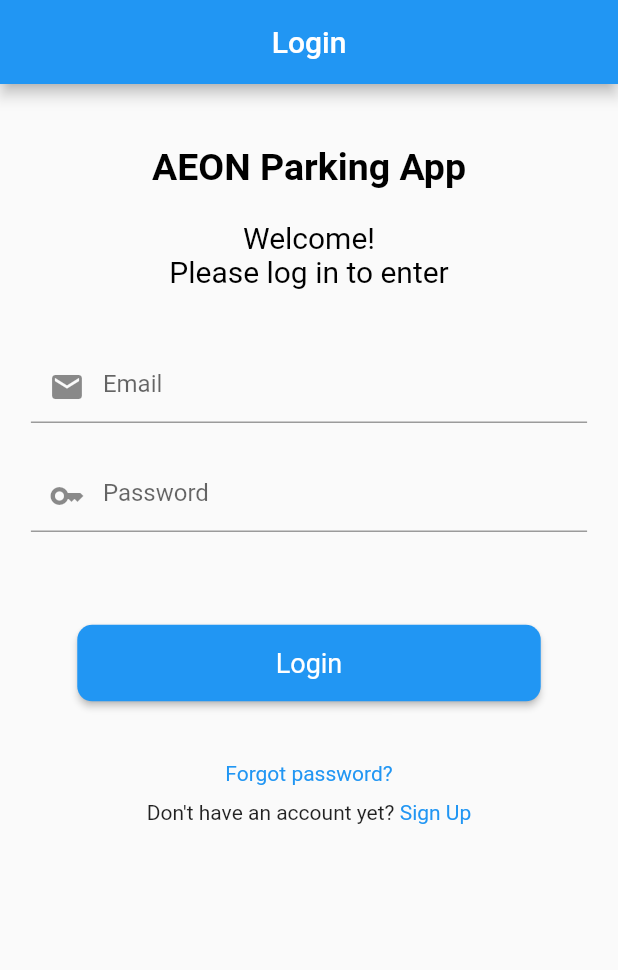
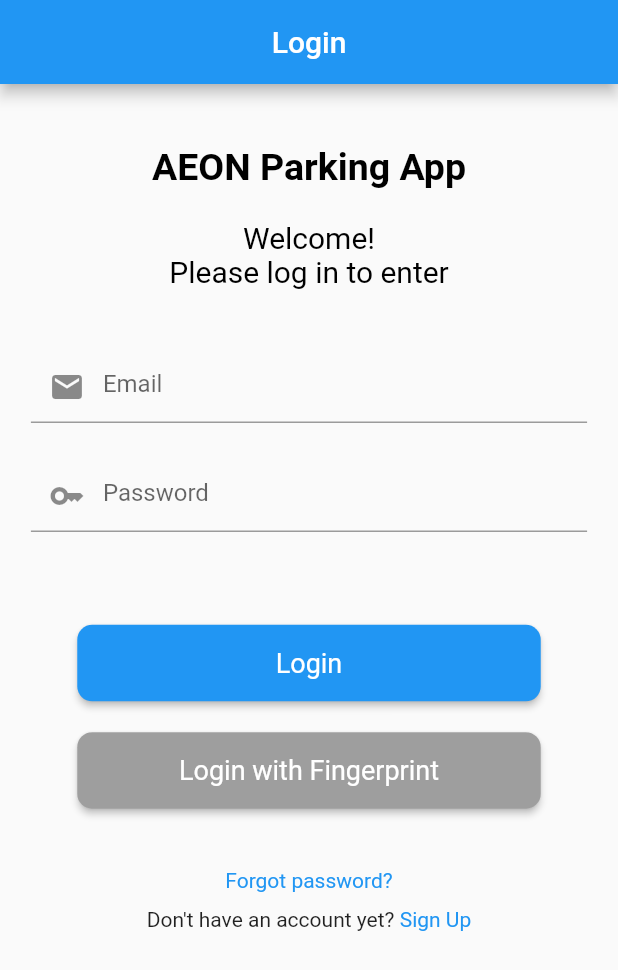
Before and after one commit to Haziq-A19EC0196/car-parking-application, a Flutter app: the screen it shows after launch, on a phone screen of 412 x 824 dp. Shown: the top 970 px of the screen. Run offline on Flutter 3.47's test engine with Material 2 defaults, Android fonts, the phone set to English and light mode, and no system bars; our stand-ins replace cloud_firestore, firebase_auth, firebase_core, fluttertoast, local_auth; missing offline and left inert: flutter_stripe, qr_code_scanner; accounts and stored records are empty.

```diff
--- a/lib/Screens/history_screen.dart
+++ b/lib/Screens/history_screen.dart
@@ -78,6 +78,7 @@ class _HistoryScreenState extends State<HistoryScreen> {
               }
 
               return Container(
+                margin: const EdgeInsets.fromLTRB(10, 5, 10, 0),
                 padding: const EdgeInsets.all(15),
                 color: Colors.grey.shade300,
                 child: Column(
--- a/lib/Screens/login_screen.dart
+++ b/lib/Screens/login_screen.dart
@@ -6,6 +6,7 @@ import 'package:firebase_auth/firebase_auth.dart';
 import 'package:flutter/material.dart';
 import 'package:fluttertoast/fluttertoast.dart';
 
+import '../Logics/local_auth_api.dart';
 import '../Logics/user_model.dart';
 import '../custom_widgets.dart';
 
@@ -21,31 +22,16 @@ class _LoginPageState extends State<LoginPage> {
   TextEditingController emailController = TextEditingController();
   TextEditingController passwordController = TextEditingController();
 
-  // Login function
-  // static Future<User?> loginWithEmailPassword({
-  //   required String email,
-  //   required String password,
-  //   required BuildContext context
-  // }) async {
-  //   FirebaseAuth firebaseAuth = FirebaseAuth.instance;
-  //   User? user;
-  //   try {
-  //     UserCredential userCredential = await firebaseAuth
-  //         .signInWithEmailAndPassword(
-  //         email: email,
-  //         password: password);
-  //     user = userCredential.user;
-  //   } on FirebaseAuthException catch (e) {
-  //     if (e.code == "user-not-found") {
-  //       print("No user associated with that email.");
-  //     }
-  //   }
-  //
-  //   return user;
-  // }
+  bool userExist = false;
 
   @override
   Widget build(BuildContext context) {
+    if (FirebaseAuth.instance.currentUser != null) {
+      userExist = true;
+      authenticateUser();
+    } else {
+      userExist = false;
+    }
     return GestureDetector(
       onTap: () => FocusManager.instance.primaryFocus?.unfocus(),
       child: Scaffold(
@@ -124,6 +110,27 @@ class _LoginPageState extends State<LoginPage> {
                   ),
                 ),
               ),
+              SizedBox(
+                height: MediaQuery.of(context).size.height * 0.025,
+              ),
+              SizedBox(
+                width: MediaQuery.of(context).size.width * 0.75,
+                child: RawMaterialButton(
+                  fillColor: userExist ? Colors.blue : Colors.grey,
+                  padding: const EdgeInsets.symmetric(vertical: 15.0),
+                  shape: RoundedRectangleBorder(
+                      borderRadius: BorderRadius.circular(10.0)
+                  ),
+                  onPressed: userExist ? authenticateUser : () {Fluttertoast.showToast(msg: "No user session found");},
+                  child: const Text(
+                    "Login with Fingerprint",
+                    style: TextStyle(
+                        color: Colors.white,
+                        fontSize: 18.0
+                    ),
+                  ),
+                ),
+              ),
               const SizedBox(
                 height: 40.0,
               ),
@@ -165,6 +172,7 @@ class _LoginPageState extends State<LoginPage> {
         )
       )
     );
+
   }
 
   Future login(String email, String password) async {
@@ -224,4 +232,15 @@ class _LoginPageState extends State<LoginPage> {
 
     return null;
   }
+
+  Future<void> authenticateUser() async {
+    final isAuthenticated = await LocalAuthApi.authenticateWithBiometrics();
+    var data = await FirebaseFirestore.instance.collection("customers").doc(FirebaseAuth.instance.currentUser!.uid).get();
+
+    if (isAuthenticated && mounted) {
+      UserModel user = UserModel.fromJson(data.data()!);
+      user.userId = FirebaseAuth.instance.currentUser!.uid;
+      Navigator.of(context).pushReplacement(MaterialPageRoute(builder: (context) => HomeScreen(user: user)));
     }
+  }
+}
--- a/lib/Screens/qr_screen.dart
+++ b/lib/Screens/qr_screen.dart
@@ -181,7 +181,7 @@ class _QRScreenState extends State<QRScreen> {
     };
 
     await entryRef.update(entryData);
-    // await exitRef.delete();
+    await exitRef.delete();
 
     final entrySnapshot = await entryRef.get();
     Timestamp entryTime = entrySnapshot.data()!["entryTime"];
--- a/lib/main.dart
+++ b/lib/main.dart
@@ -50,36 +50,12 @@ class HomePage extends StatefulWidget {
 }
 
 class _HomePageState extends State<HomePage> {
+  bool authenticated = false;
 
   @override
   Widget build(BuildContext context) {
-    return Scaffold(
-        body: StreamBuilder<User?> (
-          stream: FirebaseAuth.instance.authStateChanges(),
-          builder: (context, snapshot) {
-            if (snapshot.hasData) {
-              authenticateUser();
-              return const Text("Error");
-            } else {
-              return const LoginPage();
-            }
-          },
-        )
+    return const Scaffold(
+        body: LoginPage(),
     );
   }
-
-  Future<void> authenticateUser() async {
-    final isAuthenticated = await LocalAuthApi.authenticateWithBiometrics();
-    if (isAuthenticated && mounted) {
-      UserModel user = UserModel(userId: FirebaseAuth.instance.currentUser!.uid, name: "test", email: "test", phone: "test", parkingRef: [], inside: false, balance: 0);
-      Navigator.of(context).pushReplacement(MaterialPageRoute(builder: (context) => HomeScreen(user: user)));
-    } else {
-      await FirebaseAuth.instance.signOut();
-      Fluttertoast.showToast(
-        msg: "Biometric auth failed, please sign in manually.",
-        toastLength: Toast.LENGTH_SHORT,
-        gravity: ToastGravity.BOTTOM,
-      );
-    }
-  }
 }
```
Also changed, not shown: lib/custom_widgets.dart (+36 -0 lines). Lines whose indentation alone changed are shown as unchanged.
